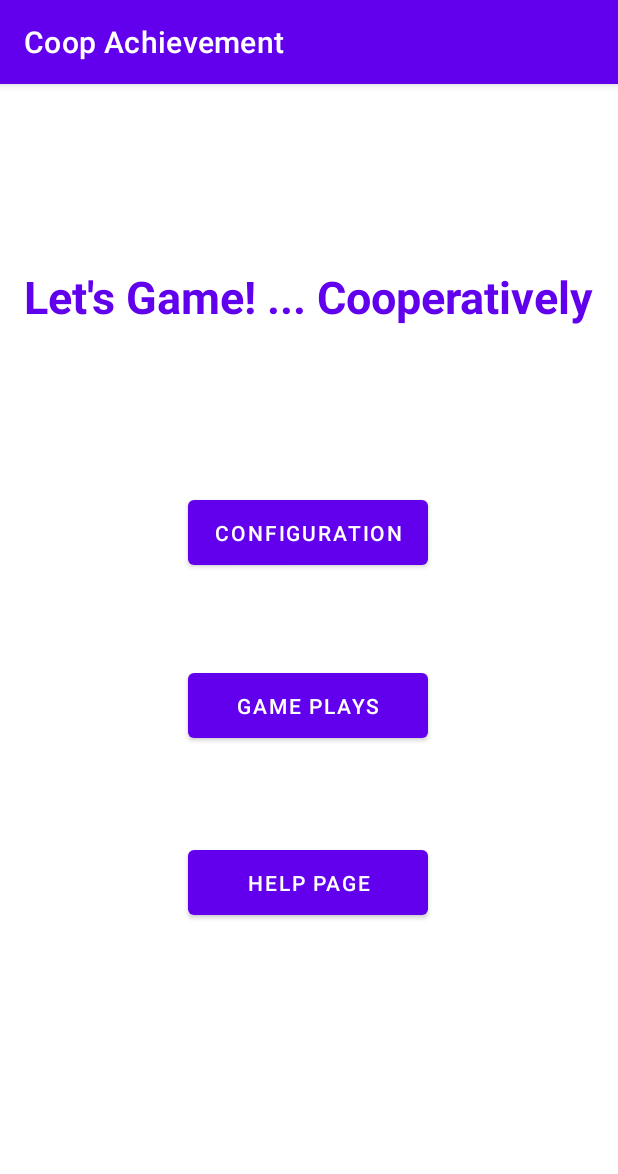
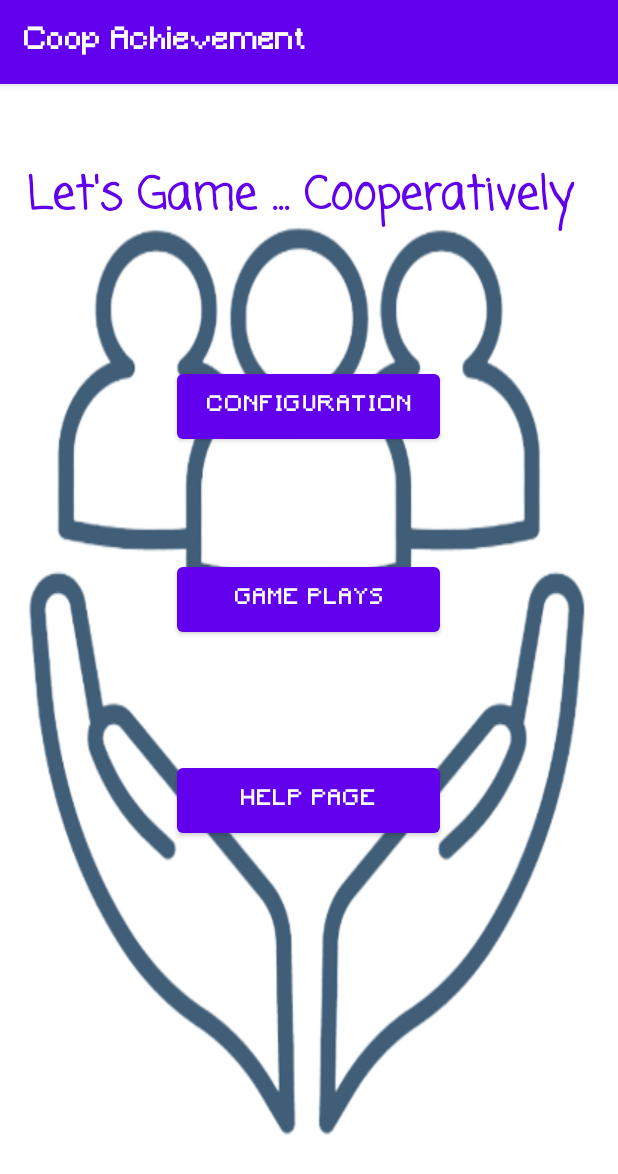
Before and after one commit to Lucas-liu1/Cmpt-276-Group-Work, an Android app: the screen it shows after launch (MainActivity), on a phone screen of 412 x 824 dp. Shown: the top 1174 px of the screen. Run offline under Robolectric (Android 15) with nearby library versions, the phone set to English and light mode, and no system bars.

Commit message:
Changed main screen background and text fonts for a nicer touch

```diff
--- a/myapplication2/src/main/res/layout/activity_main.xml
+++ b/myapplication2/src/main/res/layout/activity_main.xml
@@ -4,25 +4,28 @@
     xmlns:tools="http://schemas.android.com/tools"
     android:layout_width="match_parent"
     android:layout_height="match_parent"
-    tools:context=".MainActivity">
+    tools:context=".MainActivity"
+    android:background="@drawable/alliancebg">
 
     <TextView
         android:id="@+id/textView"
         android:layout_width="wrap_content"
         android:layout_height="wrap_content"
-        android:text="Let's Game! ... Cooperatively"
+        android:fontFamily="casual"
+        android:text="Let's Game ... Cooperatively"
         android:textColor="#6100ED"
         android:textSize="30sp"
         android:textStyle="bold"
         app:layout_constraintBottom_toBottomOf="parent"
         app:layout_constraintEnd_toEndOf="parent"
+        app:layout_constraintHorizontal_bias="0.384"
         app:layout_constraintStart_toStartOf="parent"
         app:layout_constraintTop_toTopOf="parent"
-        app:layout_constraintVertical_bias="0.167" />
+        app:layout_constraintVertical_bias="0.072" />
 
     <Button
         android:id="@+id/btnConfig"
-        android:layout_width="160dp"
+        android:layout_width="175dp"
         android:layout_height="55dp"
         android:text="configuration"
         app:layout_constraintBottom_toBottomOf="parent"
@@ -30,11 +33,11 @@
         app:layout_constraintHorizontal_bias="0.498"
         app:layout_constraintStart_toStartOf="parent"
         app:layout_constraintTop_toTopOf="parent"
-        app:layout_constraintVertical_bias="0.381" />
+        app:layout_constraintVertical_bias="0.263" />
 
     <Button
         android:id="@+id/btnHelp"
-        android:layout_width="160dp"
+        android:layout_width="175dp"
         android:layout_height="55dp"
         android:text="help page"
         app:layout_constraintBottom_toBottomOf="parent"
@@ -46,7 +49,7 @@
 
     <Button
         android:id="@+id/btnPlays"
-        android:layout_width="160dp"
+        android:layout_width="175dp"
         android:layout_height="55dp"
         android:text="Game plays"
         app:layout_constraintBottom_toBottomOf="parent"
--- a/myapplication2/src/main/res/layout/fragment_game_plays_intro.xml
+++ b/myapplication2/src/main/res/layout/fragment_game_plays_intro.xml
@@ -12,6 +12,7 @@
         android:layout_height="wrap_content"
         android:layout_marginStart="4dp"
         android:layout_marginTop="16dp"
+        android:fontFamily="@font/minecraft"
         android:text="@string/add_game_play"
         app:layout_constraintStart_toEndOf="@+id/firstgameSpinner"
         app:layout_constraintTop_toTopOf="parent" />
@@ -22,6 +23,7 @@
         android:layout_height="45dp"
         android:layout_marginStart="20dp"
         android:layout_marginTop="16dp"
+        android:fontFamily="@font/minecraft"
         android:gravity="center"
         android:text="@string/first_game_spinner"
         android:textSize="24sp"
@@ -33,9 +35,11 @@
         android:layout_width="415dp"
         android:layout_height="533dp"
         android:layout_marginTop="196dp"
+        android:fontFamily="@font/minecraft"
         android:gravity="top|center_horizontal"
         android:text="@string/first_game_play"
-        android:textSize="24sp"
+        android:textSize="34sp"
+        android:typeface="normal"
         app:layout_constraintEnd_toEndOf="parent"
         app:layout_constraintStart_toStartOf="parent"
         app:layout_constraintTop_toTopOf="parent" />
```
Also changed, not shown: myapplication2/src/main/res/layout/activity_help.xml (+5 -3 lines), myapplication2/src/main/res/values/strings.xml (+5 -5 lines), myapplication2/src/main/res/values/themes.xml (+10 -0 lines), myapplication2/src/main/res/drawable-v24/alliancebg.png (added), myapplication2/src/main/res/font/minecraft.ttf (added), myapplication2/src/main/res/font/opendyslexic.otf (added).
